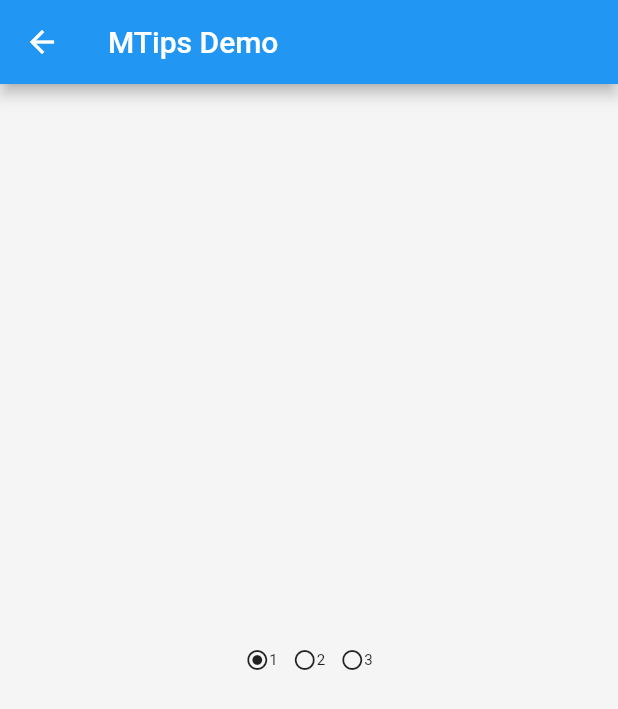
After one commit to mgzzZ/mie, a Flutter app: the MRadioDemoPage screen opened directly, after a tap on an icon or button, on a phone screen of 412 x 824 dp. The commit adds this screen. Shown: the top 709 px of the screen. Run offline on Flutter 3.47's test engine with Material 2 defaults, Android fonts, the phone set to English and light mode, and no system bars.

Commit message:
feat:add radio

```diff
--- /dev/null
+++ b/example/lib/demos/radio.dart
@@ -0,0 +1,38 @@
+import 'package:flutter/material.dart';
+import 'package:mie/mie.dart';
+
+///
+/// Created by zgm on 2022/3/7
+/// Describe:
+///
+
+class MRadioDemoPage extends StatefulWidget {
+  const MRadioDemoPage({Key? key}) : super(key: key);
+
+  @override
+  _MRadioDemoPageState createState() => _MRadioDemoPageState();
+}
+
+class _MRadioDemoPageState extends State<MRadioDemoPage> {
+  String str = '';
+  @override
+  Widget build(BuildContext context) {
+    return Scaffold(
+      appBar: AppBar(
+        title: Text('MTips Demo '),
+      ),
+      body: Center(
+        child: MRadio(
+          selected: str,
+          values: ['1', '2', '3'],
+          onChanged: (String value) {
+            print(value);
+            setState(() {
+              str = value;
+            });
+          },
+        ),
+      ),
+    );
+  }
+}
--- a/example/lib/main.dart
+++ b/example/lib/main.dart
@@ -1,6 +1,7 @@
 import 'package:example/demos/buttons.dart';
 import 'package:example/demos/checkbox.dart';
 import 'package:example/demos/containers.dart';
+import 'package:example/demos/radio.dart';
 import 'package:example/demos/textfields.dart';
 import 'package:example/demos/texts.dart';
 import 'package:example/demos/tips.dart';
@@ -37,7 +38,7 @@ class MyHomePage extends StatefulWidget {
 }
 
 class _MyHomePageState extends State<MyHomePage> {
-  List<String> data = ['Texts', 'Buttons', 'TextFields', 'Containers', 'Tips', 'CheckBox'];
+  List<String> data = ['Texts', 'Buttons', 'TextFields', 'Containers', 'Tips', 'CheckBox', 'Radio'];
 
   void pushPage(String name) {
     switch (name) {
@@ -58,6 +59,9 @@ class _MyHomePageState extends State<MyHomePage> {
         break;
       case 'CheckBox':
         Navigator.push(context, MaterialPageRoute(builder: (context) => MChcekBoxDemoPage()));
+        break;
+      case 'Radio':
+        Navigator.push(context, MaterialPageRoute(builder: (context) => MRadioDemoPage()));
         break;
       default:
     }
--- a/lib/mie.dart
+++ b/lib/mie.dart
@@ -5,7 +5,9 @@ export 'src/check_able.dart';
 export 'src/containers.dart';
 export 'src/m_checkbox.dart';
 export 'src/m_column.dart';
+export 'src/m_radio.dart';
 export 'src/m_text.dart';
 export 'src/m_tips.dart';
 export 'src/mie_theme.dart';
+export 'src/radio_able.dart';
 export 'src/textfild.dart';
--- /dev/null
+++ b/lib/src/m_radio.dart
@@ -0,0 +1,76 @@
+import 'package:flutter/cupertino.dart';
+import 'package:flutter/material.dart';
+import 'package:mie/src/radio_able.dart';
+
+///
+/// Created by zgm on 2022/3/7
+/// Describe:
+///
+
+class MRadio extends StatefulWidget {
+  const MRadio({Key? key, this.selected, required this.values, required this.onChanged})
+      : super(key: key);
+  final String? selected;
+  final List<String> values;
+  final ValueChanged<String> onChanged;
+  @override
+  _MRadioState createState() => _MRadioState();
+}
+
+class _MRadioState extends State<MRadio> with MRadioAble<String> {
+  String _value = '';
+
+  @override
+  void initState() {
+    super.initState();
+    if (widget.selected != null && widget.selected!.length != 0) {
+      initSelectedAcrion(widget.selected!);
+    }
+    updateValueAction();
+  }
+
+  void updateValueAction() {
+    if (widget.selected != null && widget.selected!.length != 0 && _value != widget.selected!) {
+      _value = widget.selected!;
+      setState(() {});
+    }
+  }
+
+  @override
+  Widget build(BuildContext context) {
+    updateValueAction();
+    List<Widget> list = widget.values.map((e) {
+      bool selected = e == _value;
+      return GestureDetector(
+        onTap: () {
+          selectedAction(e);
+          widget.onChanged(selectedValue);
+        },
+        child: Row(
+          mainAxisSize: MainAxisSize.min,
+          children: [
+            selected
+                ? Icon(
+                    Icons.radio_button_checked,
+                    size: 16,
+                  )
+                : Icon(
+                    Icons.radio_button_off,
+                    size: 16,
+                  ),
+            Text(
+              e,
+              style: TextStyle(fontSize: 10),
+            ),
+          ],
+        ),
+      );
+    }).toList();
+
+    return Wrap(
+      spacing: 10,
+      runSpacing: 5,
+      children: list,
+    );
+  }
+}
--- /dev/null
+++ b/lib/src/radio_able.dart
@@ -0,0 +1,16 @@
+///
+/// Created by zgm on 2022/3/7
+/// Describe:
+///
+
+mixin MRadioAble<T> {
+  late T selectedValue;
+
+  void selectedAction(T value) {
+    selectedValue = value;
+  }
+
+  void initSelectedAcrion(T value) {
+    selectedValue = value;
+  }
+}
```
Also changed, not shown: 1 other file.
